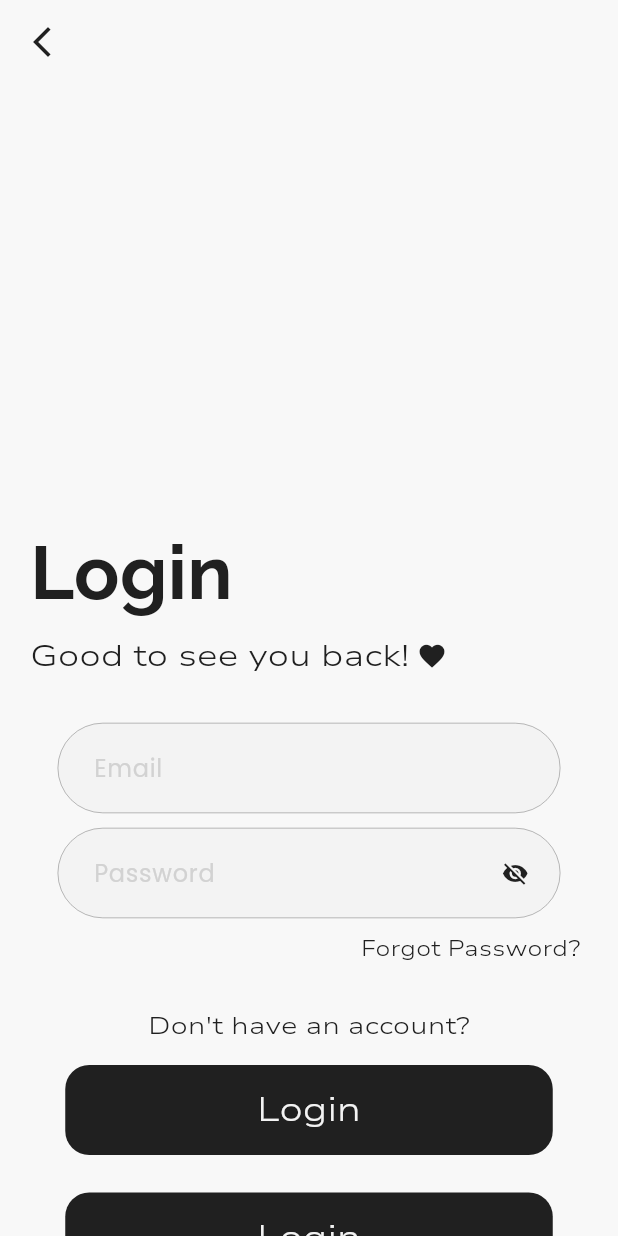
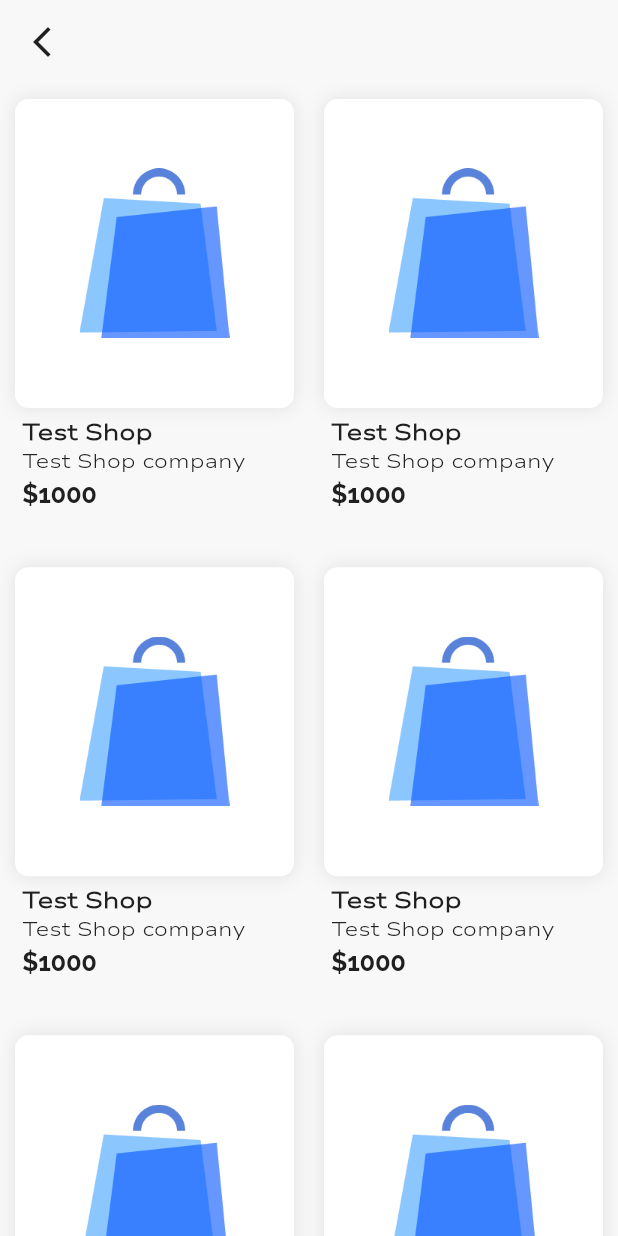
Before and after one commit to ahammednibras8/spare_boy, a Flutter app: the LoginScreen screen opened directly, after a tap on "Login", on a phone screen of 412 x 824 dp. Run offline on Flutter 3.47's test engine with Material 3 defaults, Android fonts, the phone set to English and light mode, and no system bars; our stand-ins replace google_fonts, pinput.

Commit message:
feat: Refactor HomeScreen layout and item display
- Changed the layout of the [HomeScreen](cci:2://file:///c:/flutter/spare_boy/lib/features/home/views/home.dart:3:0-8:1) to use `LayoutBuilder` for dynamic grid sizing based on screen width.
- Updated `GridView.builder` to adjust the `crossAxisCount` dynamically, ensuring a minimum of 2 columns.
- Modified `SliverGridDelegateWithFixedCrossAxisCount` parameters for better aspect ratio and spacing.
- Reduced margin in [ItemWidget](cci:2://file:///c:/flutter/spare_boy/lib/features/common/widgets/item_widget.dart:4:0-18:1) for improved visual consistency.

- removed firebase packages and related files

```diff
--- a/lib/features/authentication/views/login.dart
+++ b/lib/features/authentication/views/login.dart
@@ -6,6 +6,7 @@ import 'package:spare_boy/features/authentication/views/sign_up.dart';
 import 'package:spare_boy/features/common/widgets/buttons.dart';
 import 'package:spare_boy/features/common/widgets/my_appbar.dart';
 import 'package:spare_boy/features/common/widgets/textfields.dart';
+import 'package:spare_boy/features/home/views/structure.dart';
 
 class LoginScreen extends StatefulWidget {
   const LoginScreen({super.key});
@@ -23,11 +24,10 @@ class _LoginScreenState extends State<LoginScreen> {
     return Scaffold(
       appBar: const MyAppbar(),
       body: SingleChildScrollView(
-        physics: const BouncingScrollPhysics(),
         child: SizedBox(
-          height: MediaQuery.of(context).size.height,
+          height: MediaQuery.of(context).size.height - kToolbarHeight - 30,
           child: Column(
-            mainAxisAlignment: MainAxisAlignment.end,
+            mainAxisAlignment: MainAxisAlignment.center,
             children: [
               Container(
                 margin: const EdgeInsets.only(left: 20),
@@ -97,7 +97,8 @@ class _LoginScreenState extends State<LoginScreen> {
                     Container(
                         alignment: Alignment.centerRight,
                         margin: const EdgeInsets.only(right: 25, top: 5),
-                      child: GestureDetector(
+                        child: GestureText(
+                          text: 'Forgot Password?',
                           onTap: () {
                             Navigator.push(
                               context,
@@ -106,48 +107,30 @@ class _LoginScreenState extends State<LoginScreen> {
                               ),
                             );
                           },
-                        child: Text(
-                          'Forgot Password?',
-                          style: GoogleFonts.nunitoSans(
-                            color: AppColors.textPrimary,
                           fontSize: 14,
-                            fontWeight: FontWeight.w300,
-                          ),
-                        ),
-                      ),
-                    ),
+                        )),
                     const SizedBox(height: 30),
-                    GestureDetector(
-                      onTap: () {
-                        Navigator.pushReplacement(
+                    GestureText(text: 'Don\'t have an account?', onTap: (){
+                      Navigator.push(
                         context,
                         MaterialPageRoute(
                           builder: (context) => const SignUpScreen(),
                         ),
                       );
-                      },
-                      child: Text(
-                        'Don\'t have an account?',
-                        style: GoogleFonts.nunitoSans(
-                          color: AppColors.textPrimary,
-                          fontSize: 16,
-                          fontWeight: FontWeight.w300,
-                        ),
-                      ),
-                    ),
+                    }),
                     const SizedBox(height: 5),
                     OnboardingButton(
                       text: 'Login',
-                      onPressed: () {},
+                      onPressed: () {
+                        Navigator.push(
+                            context,
+                            MaterialPageRoute(
+                              builder: (context) => const StructureScreen(),
+                            ));
+                      },
                       minimumSize: const Size(325, 60),
                     ),
-                    const SizedBox(height: 5),
-                    OnboardingButton(
-                      text: 'Login',
-                      onPressed: () {},
-                      minimumSize: const Size(325, 60),
-                    ),
-                    const SizedBox(height: 15),
+                    const SizedBox(height: 25),
                   ],
                 ),
               ),
--- a/lib/features/authentication/views/sign_up.dart
+++ b/lib/features/authentication/views/sign_up.dart
@@ -3,6 +3,7 @@ import 'package:google_fonts/google_fonts.dart';
 import 'package:spare_boy/core/constants/app_colors.dart';
 import 'package:spare_boy/features/authentication/views/login.dart';
 import 'package:spare_boy/features/common/widgets/buttons.dart';
+import 'package:spare_boy/features/common/widgets/my_appbar.dart';
 import 'package:spare_boy/features/common/widgets/textfields.dart';
 
 class SignUpScreen extends StatefulWidget {
@@ -18,12 +19,13 @@ class _SignUpScreenState extends State<SignUpScreen> {
   @override
   Widget build(BuildContext context) {
     return Scaffold(
+      appBar: const MyAppbar(),
       body: SingleChildScrollView(
         physics: const BouncingScrollPhysics(),
         child: SizedBox(
-          height: MediaQuery.of(context).size.height,
+          height: MediaQuery.of(context).size.height - kToolbarHeight - 30,
           child: Column(
-            mainAxisAlignment: MainAxisAlignment.end,
+            mainAxisAlignment: MainAxisAlignment.start,
             children: [
               Container(
                 margin: const EdgeInsets.only(top: 10, left: 20),
@@ -123,10 +125,6 @@ class _SignUpScreenState extends State<SignUpScreen> {
                       minimumSize: const Size(325, 60),
                     ),
                     const SizedBox(height: 15),
-                    CancelButton(onTap: () {
-                      Navigator.pop(context);
-                    }),
-                    const SizedBox(height: 10),
                   ]))
             ],
           ),
--- a/lib/features/common/widgets/buttons.dart
+++ b/lib/features/common/widgets/buttons.dart
@@ -116,8 +116,10 @@ class GestureText extends StatelessWidget {
   final String text;
   final VoidCallback onTap;
   final TextStyle? textStyle;
+  final double? fontSize;
+  final FontWeight? fontWeight;
   const GestureText(
-      {super.key, required this.text, required this.onTap, this.textStyle});
+      {super.key, required this.text, required this.onTap, this.textStyle,this.fontSize,this.fontWeight});
 
   @override
   Widget build(BuildContext context) {
@@ -128,8 +130,8 @@ class GestureText extends StatelessWidget {
         style: textStyle ??
             GoogleFonts.nunitoSans(
               color: AppColors.textPrimary,
-              fontSize: 16,
-              fontWeight: FontWeight.w300,
+              fontSize: fontSize ?? 16,
+              fontWeight: fontWeight ?? FontWeight.w300,
               decoration: TextDecoration.underline,
               decorationThickness: 1,
             ),
--- /dev/null
+++ b/lib/features/common/widgets/item_widget.dart
@@ -0,0 +1,97 @@
+import 'package:flutter/material.dart';
+import 'package:google_fonts/google_fonts.dart';
+import 'package:spare_boy/core/constants/app_colors.dart';
+
+class ItemWidget extends StatefulWidget {
+  final String image;
+  final String title;
+  final String price;
+  final String sellersName;
+  const ItemWidget(
+      {super.key,
+      required this.image,
+      required this.title,
+      required this.price,
+      required this.sellersName});
+
+  @override
+  State<ItemWidget> createState() => _ItemWidgetState();
+}
+
+class _ItemWidgetState extends State<ItemWidget> {
+  @override
+  Widget build(BuildContext context) {
+    return LayoutBuilder(
+      builder: (context, constraints) {
+        return Container(
+          margin: const EdgeInsets.all(5),
+          child: Column(
+            mainAxisSize: MainAxisSize.min,
+            mainAxisAlignment: MainAxisAlignment.start,
+            crossAxisAlignment: CrossAxisAlignment.start,
+            children: [
+              Container(
+                decoration: const BoxDecoration(
+                    color: Colors.white,
+                    borderRadius: BorderRadius.all(Radius.circular(9)),
+                    boxShadow: [
+                      BoxShadow(
+                        color: Color.fromARGB(66, 158, 158, 158),
+                        blurRadius: 10,
+                      )
+                    ]),
+                margin: const EdgeInsets.all(5),
+                width: constraints.maxWidth,
+                height: constraints.maxWidth,
+                child: Image.asset(
+                  widget.image,
+                  scale: 2,
+                ),
+              ),
+              Padding(
+                padding: const EdgeInsets.symmetric(horizontal: 10.0),
+                child: Column(
+                  mainAxisAlignment: MainAxisAlignment.start,
+                  crossAxisAlignment: CrossAxisAlignment.start,
+                  children: [
+                        Text(
+                      textAlign: TextAlign.start,
+                      widget.title,
+                      maxLines: 1,
+                      overflow: TextOverflow.ellipsis,
+                      style: GoogleFonts.nunitoSans(
+                        fontSize: 15,
+                        fontWeight: FontWeight.bold,
+                        color: AppColors.textPrimary,
+                        )),
+                        Text(
+                      textAlign: TextAlign.start,
+                      widget.sellersName,
+                      maxLines: 1,
+                      overflow: TextOverflow.ellipsis,
+                      style: GoogleFonts.nunitoSans(
+                        fontSize: 13,
+                        fontWeight: FontWeight.normal,
+                        color: AppColors.textPrimary,
+                        )),
+                        Text(
+                          maxLines: 1,
+                          overflow: TextOverflow.ellipsis,
+                      textAlign: TextAlign.start,
+                      "\$${widget.price}",
+                      style: GoogleFonts.raleway(
+                        fontSize: 17,
+                        fontWeight: FontWeight.bold,
+                        color: AppColors.textPrimary,
+                        letterSpacing: -0.18,
+                        ))
+                  ],
+                ),
+              )
+            ],
+          ),
+        );
+      }
+    );
+  }
+}
--- /dev/null
+++ b/lib/features/home/views/home.dart
@@ -0,0 +1,39 @@
+import 'package:flutter/material.dart';
+import 'package:spare_boy/features/common/widgets/item_widget.dart';
+
+class HomeScreen extends StatefulWidget {
+  const HomeScreen({super.key});
+
+  @override
+  State<HomeScreen> createState() => _HomeScreenState();
+}
+
+class _HomeScreenState extends State<HomeScreen> {
+  @override
+  Widget build(BuildContext context) {
+    return LayoutBuilder(
+      builder: (context, constraints) {
+        int crossAxisCount = (constraints.maxWidth / 180).floor();
+        crossAxisCount = crossAxisCount < 2 ? 2 : crossAxisCount;
+        return GridView.builder(
+          gridDelegate:  SliverGridDelegateWithFixedCrossAxisCount(
+            crossAxisCount: crossAxisCount,
+            childAspectRatio: 0.66,
+            crossAxisSpacing: 0,
+            mainAxisSpacing: 0,
+          ),
+          itemCount: 10,
+          itemBuilder: (context,index) {
+            return const ItemWidget(
+                  image: 'assets/icons/test_shop.png',
+                  title: 'Test Shop',
+                  sellersName: 'Test Shop company',
+                  price: '1000',
+                );
+          }
+        );
+      }
+    );
+
+  }
+}
--- /dev/null
+++ b/lib/features/home/views/structure.dart
@@ -0,0 +1,27 @@
+import 'package:flutter/material.dart';
+import 'package:spare_boy/features/common/widgets/my_appbar.dart';
+import 'package:spare_boy/features/home/views/home.dart';
+
+class StructureScreen extends StatefulWidget {
+  const StructureScreen({super.key});
+
+  @override
+  State<StructureScreen> createState() => _StructureScreenState();
+}
+
+class _StructureScreenState extends State<StructureScreen> {
+
+  int _selectedIndex = 0;
+
+  final List<Widget> _screens = [
+    const HomeScreen()
+  ];
+
+  @override
+  Widget build(BuildContext context) {
+    return Scaffold(
+      appBar: const MyAppbar(),
+      body: _screens[0],
+    );
+  }
+}
--- a/pubspec.yaml
+++ b/pubspec.yaml
@@ -7,13 +7,9 @@ environment:
   sdk: ^3.5.4
 
 dependencies:
-  cloud_firestore: ^5.5.1
-  firebase_auth: ^5.3.4
-  firebase_core: ^3.8.1
   flutter:
     sdk: flutter
   google_fonts: ^6.1.0
-  google_sign_in: ^6.2.2
   image_picker: ^1.0.4
   pinput: ^5.0.0
 
```
Also changed, not shown: pubspec.lock, 6 other files. Lines whose indentation alone changed are shown as unchanged.
